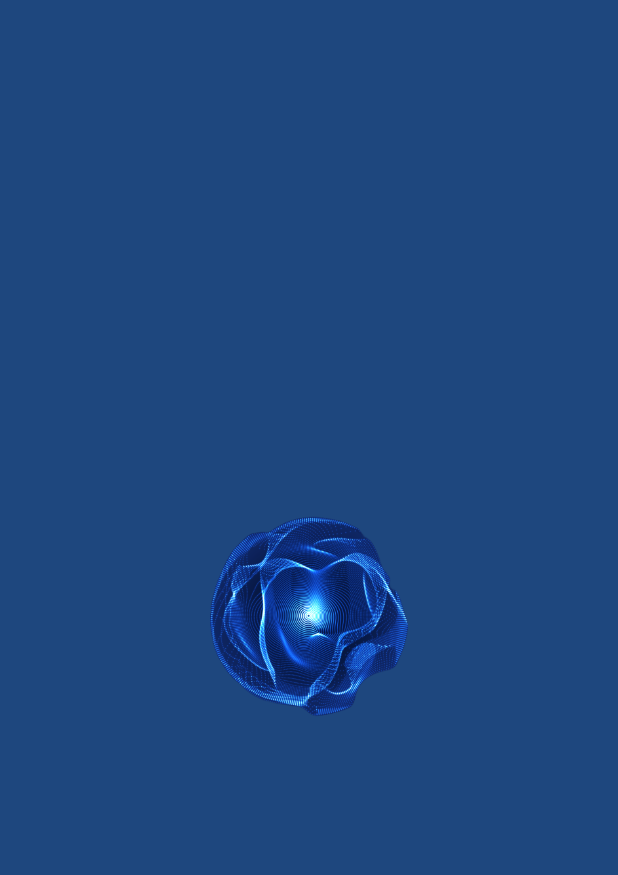
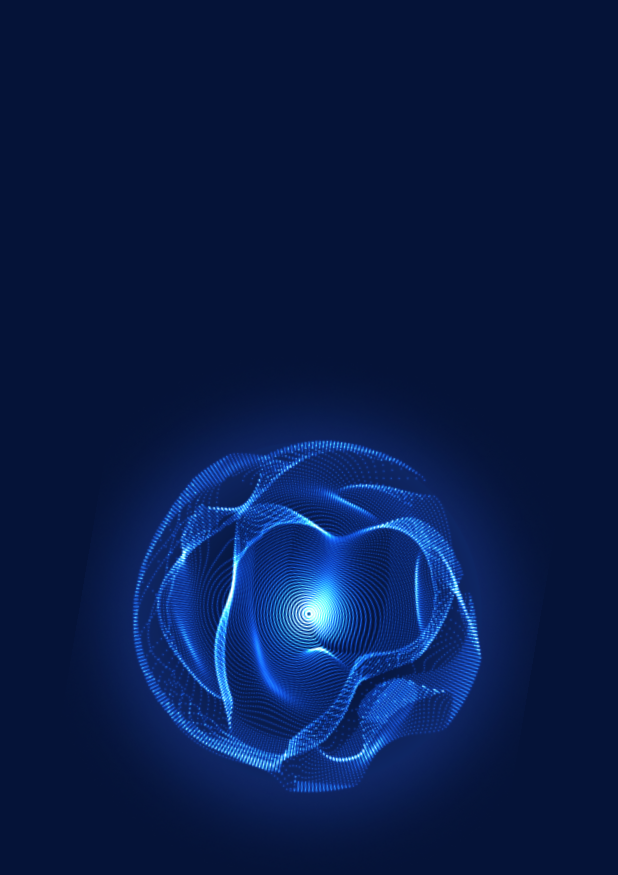
Before and after one commit to thisarakaushan/Flutter-Camera-App, a Flutter app: the first screen one second after launch, on a phone screen of 412 x 824 dp. Shown: the top 875 px of the screen. Run offline on Flutter 3.47's test engine with Material 3 defaults, Android fonts, the phone set to English and light mode, and no system bars; our stand-ins replace camera, gallery_saver, image_picker.

Commit message:
Added new files

```diff
--- a/lib/splash_page.dart
+++ b/lib/splash_page.dart
@@ -11,11 +11,21 @@ class SplashPage extends StatefulWidget {
   State<SplashPage> createState() => _SplashPageState();
 }
 
-class _SplashPageState extends State<SplashPage> {
+class _SplashPageState extends State<SplashPage>
+    with SingleTickerProviderStateMixin {
+  late AnimationController _controller;
+
   @override
   void initState() {
     super.initState();
-    Timer(const Duration(seconds: 3), () {
+    _controller = AnimationController(
+      duration: const Duration(
+          seconds: 30), // Adjust the duration to change rotation speed
+      vsync: this,
+    )..repeat();
+
+    Timer(const Duration(seconds: 10), () {
+      _controller.stop();
       Navigator.of(context).pushReplacement(
         MaterialPageRoute(
           builder: (context) => MainPage(cameras: widget.cameras),
@@ -25,16 +35,33 @@ class _SplashPageState extends State<SplashPage> {
   }
 
   @override
+  void dispose() {
+    _controller.dispose();
+    super.dispose();
+  }
+
+  @override
   Widget build(BuildContext context) {
     return Scaffold(
       backgroundColor:
-          Color(0xFF1E477E), // Background color for the splash screen
+          const Color(0xFF051338), // Background color for the splash screen
       body: Center(
-        child: Image.asset(
-          'assets/splash_image.png', // Replace with your splash image asset
-          width: 200, // Adjust width as needed
-          height: 200, // Adjust height as needed
-          fit: BoxFit.contain, // Maintain aspect ratio
+        child: AnimatedBuilder(
+          animation: _controller,
+          child: Image.asset(
+            'assets/splash_image.png', // Replace with your splash image asset
+            width: 357, // Adjust width as needed
+            height: 357, // Adjust height as needed
+            fit: BoxFit.contain, // Maintain aspect ratio
+          ),
+          builder: (context, child) {
+            return Transform.rotate(
+              angle: _controller.value *
+                  2.0 *
+                  3.141592653589793, // Rotate 360 degrees
+              child: child,
+            );
+          },
         ),
       ),
     );
--- a/pubspec.yaml
+++ b/pubspec.yaml
@@ -10,6 +10,8 @@ dependencies:
   flutter:
     sdk: flutter
   image_picker: ^1.1.2 # image picker
+  gallery_saver: ^2.3.2 # gallery saver
+  # image_cropper: ^4.0.1  # image croper
   camera: ^0.11.0+1
   gap: ^3.0.1
   external_path: ^1.0.3
@@ -25,3 +27,4 @@ flutter:
   uses-material-design: true
   assets:
     - assets/splash_image.png
+    - assets/main_image.png
```
Also changed, not shown: lib/main_page.dart (+82 -33 lines), assets/main_image.png (added), assets/splash_image.png, pubspec.lock.
